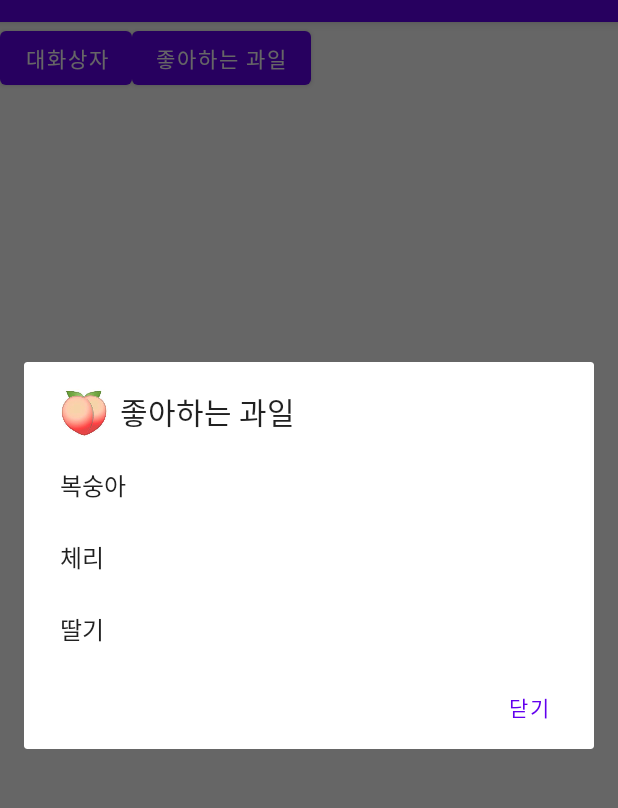
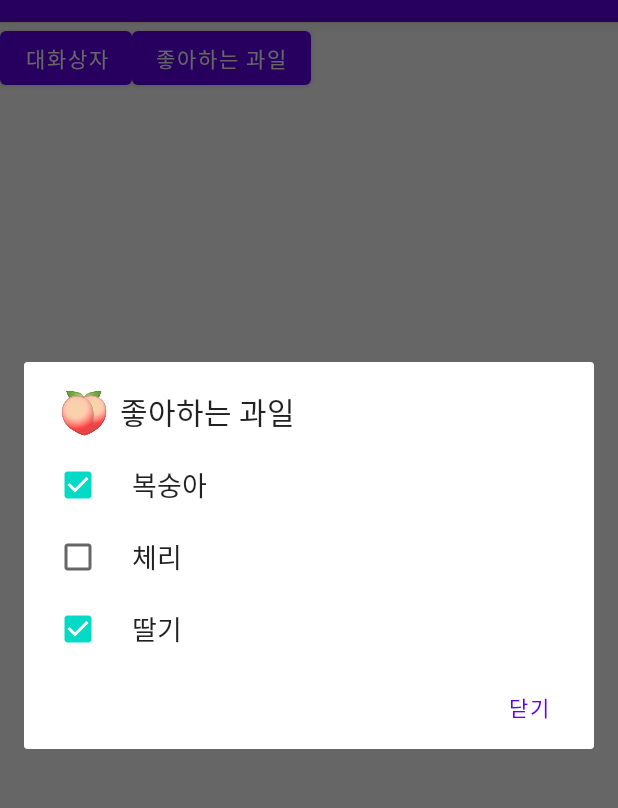
Before and after one commit to hyoging/Ex14_15, an Android app: the screen it shows after launch (MainActivity), after a tap on "좋아하는 과일", on a phone screen of 412 x 824 dp, the part 62-870 px from its top. Run offline under Robolectric (Android 15) with nearby library versions, the phone set to English and light mode, and no system bars.

Commit message:
Edit main_activity(setMultiChoiceItems) Commit

```diff
--- a/app/src/main/java/ks/hs/emirim/hyojin/ex14_15/MainActivity.java
+++ b/app/src/main/java/ks/hs/emirim/hyojin/ex14_15/MainActivity.java
@@ -12,6 +12,7 @@
 
 public class MainActivity extends AppCompatActivity {
     String [] fruitsArr = {"복숭아", "체리", "딸기"};
+    boolean[] checkArr = {true,false,true};
     int[] imgsArr = {R.drawable.i01, R.drawable.i02, R.drawable.i03};
     Button btnFruits;
     ImageView imgV;
@@ -33,7 +34,7 @@
                 case R.id.btn_dialog:
                     new AlertDialog.Builder(MainActivity.this)
                             .setTitle(R.string.dialog_title)
-                            .setSingleChoiceItems(fruitsArr,0,fruitsItemListener)
+                            .setMessage(R.string.dialog_message)
                             .setIcon(R.drawable.warning)
                             .setPositiveButton(R.string.btn_positive, btnPositiveListener)
                             .show();
@@ -41,12 +42,19 @@
                 case R.id.btn_fruits:
                     new AlertDialog.Builder(MainActivity.this)
                             .setTitle(R.string.btn_fruits)
-                            .setItems(fruitsArr, fruitsItemListener)
+                            .setMultiChoiceItems(fruitsArr,checkArr,fruitsMultiItemListener)
                             .setIcon(R.drawable.peach)
                             .setPositiveButton("닫기",null)
                             .show();
                     break;
             }
+        }
+    };
+    DialogInterface.OnMultiChoiceClickListener fruitsMultiItemListener = new DialogInterface.OnMultiChoiceClickListener() {
+        @Override
+        public void onClick(DialogInterface dialog, int which, boolean isChecked) {
+            btnFruits.setText(fruitsArr[which]);
+            imgV.setImageResource(imgsArr[which]);
         }
     };
     DialogInterface.OnClickListener fruitsItemListener = new DialogInterface.OnClickListener() {
```
